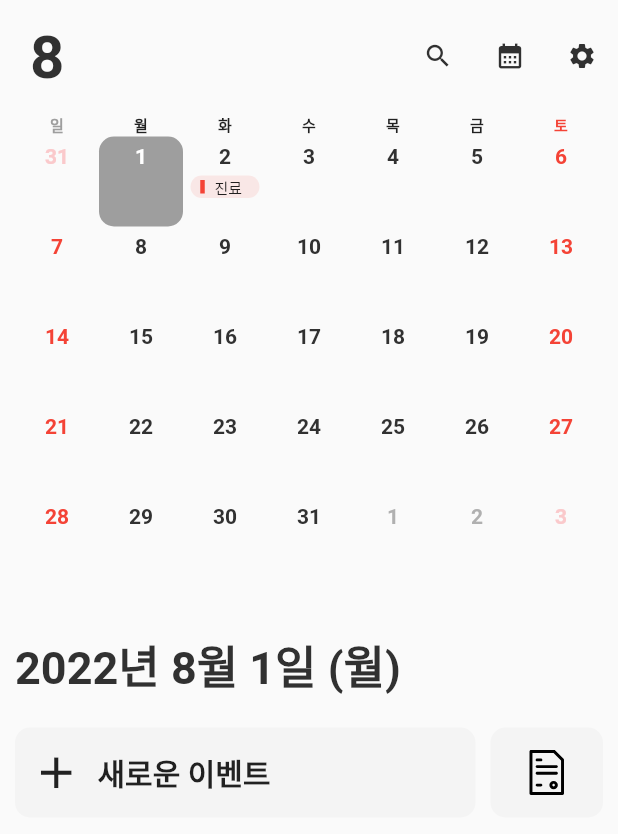
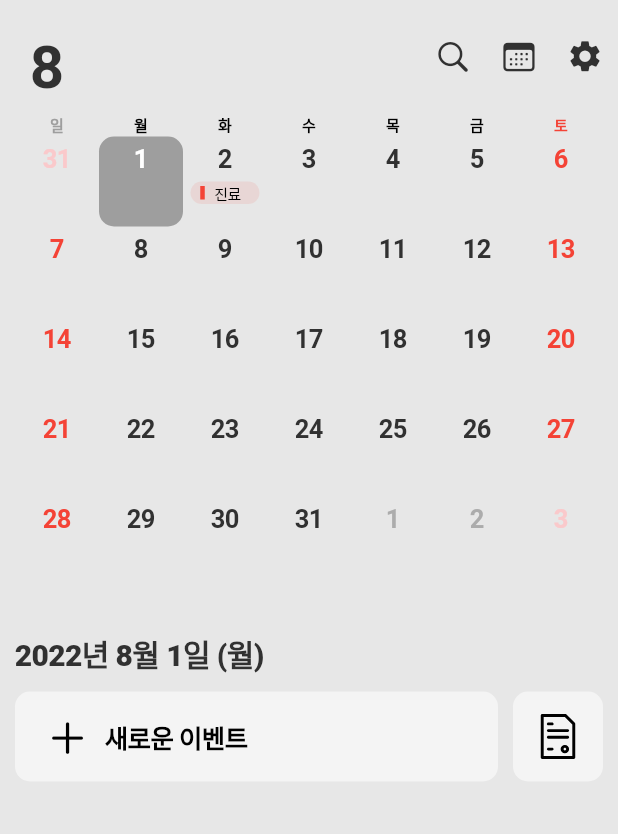
Before and after one commit to UkiDelly/calendar-with-hashtag, a Flutter app: the screen it shows after launch, on a phone screen of 412 x 824 dp. Shown: the top 834 px of the screen. Run offline on Flutter 3.47's test engine with Material 2 defaults, Android fonts, the phone set to English and light mode, and no system bars; drawn by our look-alikes of modal_bottom_sheet, table_calendar; our stand-ins replace flutter_riverpod, flutter_svg.

Commit message:
Implement go back today
구현은 하였지만 원하는대로 작동하지 않았다.

```diff
--- a/lib/main.dart
+++ b/lib/main.dart
@@ -1,4 +1,5 @@
 import 'package:care_square_assignment/view/main_view.dart';
+import 'package:flutter/cupertino.dart';
 import 'package:flutter/material.dart';
 import 'package:flutter_riverpod/flutter_riverpod.dart';
 
@@ -12,12 +13,12 @@ class MyApp extends StatelessWidget {
   // This widget is the root of your application.
   @override
   Widget build(BuildContext context) {
-    return MaterialApp(
+    return const CupertinoApp(
       debugShowCheckedModeBanner: false,
-      theme: ThemeData(
+      theme: CupertinoThemeData(
         brightness: Brightness.light,
       ),
-      home: const MainView(),
+      home: MainView(),
     );
   }
 }
--- a/lib/view/main_view.dart
+++ b/lib/view/main_view.dart
@@ -1,109 +1,55 @@
+import 'package:care_square_assignment/view/widget/appbar/appbar.dart';
 import 'package:care_square_assignment/view/widget/calendar/calendar.dart';
+import 'package:flutter/material.dart';
+import 'package:flutter/services.dart';
 
-import 'package:flutter/material.dart';
-import 'package:flutter_riverpod/flutter_riverpod.dart';
+import 'package:modal_bottom_sheet/modal_bottom_sheet.dart';
 
-import '../provider/dates.dart';
-import 'widget/back_to_now.dart';
 import 'widget/events/event_list.dart';
 
-class MainView extends StatelessWidget {
+class MainView extends StatefulWidget {
   const MainView({Key? key}) : super(key: key);
 
   @override
+  State<MainView> createState() => _MainViewState();
+}
+
+class _MainViewState extends State<MainView> {
+  @override
   Widget build(BuildContext context) {
-    return Scaffold(
-      extendBodyBehindAppBar: true,
-      appBar: AppBar(
+    return CupertinoScaffold(
+      overlayStyle: SystemUiOverlayStyle.dark,
+      transitionBackgroundColor: Colors.white,
       //
-        backgroundColor: Colors.transparent,
-        elevation: 0,
-        toolbarHeight: 75,
+      body: SafeArea(
+        child: Column(
+          children: [
+            // App bar
+            CalendarAppBar(),
 
-        //* month
-        leading: Consumer(
-          builder: (ctx, ref, child) {
-            return Padding(
-              padding: const EdgeInsets.fromLTRB(20, 15, 10, 0),
-              child: Text(
-                ref.watch(currentMonthProvider).toString(),
-                style: const TextStyle(
-                    fontSize: 40,
-                    fontWeight: FontWeight.bold,
-                    color: Color(0xff313131)),
-              ),
-            );
-          },
-        ),
-        leadingWidth: 100,
-
-        //* buttons
-        actions: [
-          //* go back to today if the calendar is not on the current month
-          Consumer(
-            builder: (ctx, ref, child) {
-              return AnimatedContainer(
-                duration: const Duration(milliseconds: 500),
-                child: ref.watch(currentMonthProvider) != DateTime.now().month
-                    ? const Padding(
-                        padding: EdgeInsets.fromLTRB(0, 20, 0, 20),
-                        child: BackToNow(),
-                      )
-                    : null,
-              );
-            },
-          ),
-
-          //* search button
-          IconButton(
-              onPressed: () {},
-              icon: const Icon(
-                Icons.search,
-                color: Color(0xff313131),
-                size: 20,
+            //
+            SingleChildScrollView(
+              child: Column(
+                crossAxisAlignment: CrossAxisAlignment.start,
+                children: [
+                  //* Calendar
+                  Padding(
+                      padding: const EdgeInsets.symmetric(horizontal: 10),
+                      child: CalendarWidget(
+                        key: calendarKey,
                       )),
 
-          //* calendar accounts button
-          IconButton(
-              onPressed: () {},
-              icon: const Icon(
-                Icons.calendar_month,
-                color: Color(0xff313131),
-                size: 20,
-              )),
-
-          //* setting button
-          IconButton(
-            onPressed: () {},
-            icon: const Icon(
-              Icons.settings,
-              color: Color(0xff313131),
-              size: 20,
-            ),
-          )
-        ],
-      ),
-
                   //
-      body: SafeArea(
-        child: SingleChildScrollView(
-          child: Column(
-            crossAxisAlignment: CrossAxisAlignment.start,
-            children: const [
-              //* Calendar
-              Padding(
-                  padding: EdgeInsets.symmetric(horizontal: 10),
-                  child: CalendarWidget()),
-
-              //
-              SizedBox(
+                  const SizedBox(
                     height: 20,
                   ),
 
                   //* Event List
-              EventList()
+                  const EventList()
                 ],
               ),
+            ),
+          ],
         ),
       ),
     );
--- /dev/null
+++ b/lib/view/widget/appbar/appbar.dart
@@ -0,0 +1,92 @@
+import 'package:flutter/cupertino.dart';
+import 'package:flutter/material.dart';
+
+import 'package:flutter_riverpod/flutter_riverpod.dart';
+
+import '../../../provider/dates.dart';
+import '../back_to_now.dart';
+
+class CalendarAppBar extends StatefulWidget {
+
+  CalendarAppBar({Key? key, }) : super(key: key);
+
+  @override
+  State<CalendarAppBar> createState() => _CalendarAppBarState();
+}
+
+class _CalendarAppBarState extends State<CalendarAppBar> {
+  @override
+  Widget build(BuildContext context) {
+    return SizedBox(
+      height: 75,
+      child: Row(
+        children: [
+          //* Month
+          Consumer(
+            builder: (ctx, ref, child) {
+              return Padding(
+                padding: const EdgeInsets.fromLTRB(20, 15, 10, 0),
+                child: Text(
+                  ref.watch(currentMonthProvider).toString(),
+                  style: const TextStyle(
+                      fontSize: 40,
+                      fontWeight: FontWeight.bold,
+                      color: Color(0xff313131)),
+                ),
+              );
+            },
+          ),
+
+          //
+          const Spacer(),
+
+          //* Back to today
+          Consumer(
+            builder: (ctx, ref, child) {
+              return AnimatedContainer(
+                duration: const Duration(milliseconds: 500),
+                child: ref.watch(currentMonthProvider) != DateTime.now().month
+                    ? Padding(
+                        padding: const EdgeInsets.fromLTRB(0, 20, 0, 20),
+                        child: BackToNow(),
+                      )
+                    : null,
+              );
+            },
+          ),
+
+          //* Search button
+          CupertinoButton(
+              padding: const EdgeInsets.all(0),
+              onPressed: () {},
+              child: const Icon(
+                CupertinoIcons.search,
+                color: Color(0xff313131),
+                size: 25,
+              )),
+
+          //* calendar accounts button
+          CupertinoButton(
+              padding: const EdgeInsets.all(0),
+              onPressed: () {},
+              child: const Icon(
+                CupertinoIcons.calendar,
+                color: Color(0xff313131),
+                size: 25,
+              )),
+
+          //* setting button
+          CupertinoButton(
+            padding: const EdgeInsets.all(0),
+            onPressed: () {},
+            child: const Icon(
+              Icons.settings,
+              color: Color(0xff313131),
+              size: 25,
+            ),
+          )
+        ],
+      ),
+    );
+  }
+}
--- a/lib/view/widget/back_to_now.dart
+++ b/lib/view/widget/back_to_now.dart
@@ -1,3 +1,4 @@
+import 'package:flutter/cupertino.dart';
 import 'package:flutter/material.dart';
 import 'package:flutter_riverpod/flutter_riverpod.dart';
 import 'package:flutter_svg/svg.dart';
@@ -5,8 +6,11 @@ import 'dart:math' as math;
 
 import '../../provider/dates.dart';
 
+// ignore: must_be_immutable
 class BackToNow extends StatefulWidget {
-  const BackToNow({Key? key}) : super(key: key);
+  const BackToNow({
+    Key? key,
+  }) : super(key: key);
 
   @override
   State<BackToNow> createState() => _BackToNowState();
@@ -32,7 +36,6 @@ class _BackToNowState extends State<BackToNow> with TickerProviderStateMixin {
   @override
   void dispose() {
     _animationController.dispose();
-
     super.dispose();
   }
 
@@ -42,13 +45,22 @@ class _BackToNowState extends State<BackToNow> with TickerProviderStateMixin {
         opacity: _opacityController.value,
         curve: Curves.ease,
         duration: const Duration(seconds: 1),
+        child: Consumer(
+          builder: ((context, ref, child) => CupertinoButton(
+                padding: const EdgeInsets.all(0),
+                onPressed: () {
+                  // go back to today
+                  ref
+                      .watch(selectedDateProvider.notifier)
+                      .update((state) => DateTime.now());
+                },
                 child: Container(
-        height: 15,
+                  height: 25,
+                  padding: const EdgeInsets.only(right: 10),
                   decoration: BoxDecoration(
-            border: Border.all(color: const Color(0xff313131), width: 3),
+                      border:
+                          Border.all(color: const Color(0xff313131), width: 3),
                       borderRadius: BorderRadius.circular(25)),
-        child: Padding(
-          padding: const EdgeInsets.all(5),
                   child: Row(
                     mainAxisAlignment: MainAxisAlignment.center,
                     children: [
@@ -64,7 +76,8 @@ class _BackToNowState extends State<BackToNow> with TickerProviderStateMixin {
                               return Transform(
                                   alignment: Alignment.center,
                                   transform: Matrix4.rotationY(math.pi),
-                          child: SvgPicture.asset('assets/icon/undo.svg'));
+                                  child:
+                                      SvgPicture.asset('assets/icon/undo.svg'));
                             }
                             return const SizedBox();
                           },
@@ -82,7 +95,7 @@ class _BackToNowState extends State<BackToNow> with TickerProviderStateMixin {
                     ],
                   ),
                 ),
-      ),
-    );
+              )),
+        ));
   }
 }
--- a/lib/view/widget/calendar/calendar.dart
+++ b/lib/view/widget/calendar/calendar.dart
@@ -13,25 +13,35 @@ import 'cells/selected.dart';
 import 'cells/today.dart';
 import 'cells/weekday.dart';
 
+final calendarKey = GlobalKey<State>();
+
 class CalendarWidget extends ConsumerStatefulWidget {
-  const CalendarWidget({Key? key}) : super(key: key);
+  const CalendarWidget({
+    Key? key,
+  }) : super(key: key);
 
   @override
   ConsumerState<CalendarWidget> createState() => _CalendarWidgetState();
 }
 
 class _CalendarWidgetState extends ConsumerState<CalendarWidget> {
-  late DateTime _focusedDay;
   late DateTime _firstDay;
   late DateTime _lastDay;
   DateTime? _selectedDate;
+  late DateTime _focusedDay;
 
   @override
   void initState() {
     super.initState();
-    _focusedDay = DateTime.now();
+    _focusedDay = ref.watch(selectedDateProvider);
     _firstDay = DateTime.utc(2010);
     _lastDay = DateTime.utc(2030);
+  }
+
+  @override
+  void didChangeDependencies() {
+    super.didChangeDependencies();
+    _focusedDay = ref.watch(selectedDateProvider);
   }
 
   @override
@@ -88,9 +98,6 @@ class _CalendarWidgetState extends ConsumerState<CalendarWidget> {
 
             //
             setState(() {
-              // change the focuse
-              _focusedDay = focusedDay;
-
               // if the month is current month
               if (focusedDay.month == DateTime.now().month) {
                 // change the selected day to today to today
@@ -107,6 +114,7 @@ class _CalendarWidgetState extends ConsumerState<CalendarWidget> {
 
           // calendar builder
           calendarBuilders: CalendarBuilders(
+
               // weekday name builder
               dowBuilder: (context, day) {
                 switch (day.weekday) {
--- /dev/null
+++ b/lib/view/widget/events/add_new_event.dart
@@ -0,0 +1,89 @@
+import 'package:flutter/cupertino.dart';
+import 'package:flutter/material.dart';
+import 'package:flutter_svg/svg.dart';
+import 'package:modal_bottom_sheet/modal_bottom_sheet.dart';
+
+class AddNewEvent extends StatelessWidget {
+  const AddNewEvent({
+    Key? key,
+  }) : super(key: key);
+
+  @override
+  Widget build(BuildContext context) {
+    return SizedBox(
+      child: Row(
+        children: [
+          //* Add new Event
+          Expanded(
+              child: Container(
+            margin: const EdgeInsets.fromLTRB(10, 10, 5, 10),
+            width: 75,
+            height: 60,
+            decoration: BoxDecoration(
+                color: const Color(0xfff4f4f4),
+                borderRadius: BorderRadius.circular(10)),
+            child: CupertinoButton(
+              // when tap
+              onPressed: () => showCupertinoModalBottomSheet(
+                  context: context, builder: (context) => Container()),
+
+              // decoration
+              // borderRadius: BorderRadius.circular(10),
+              // highlightColor: Colors.white.withOpacity(0.5),
+              // hoverColor: Colors.white.withOpacity(0.5),
+              // splashColor: Colors.white.withOpacity(0.5),
+              // overlayColor:
+              //     MaterialStateProperty.all(Colors.white.withOpacity(0.5)),
+              //TODO: make the color white with opacity 50% when it pressed.
+
+              //
+              child: Row(
+                crossAxisAlignment: CrossAxisAlignment.center,
+                children: const [
+                  //
+
+                  // + icon
+
+                  Icon(
+                    CupertinoIcons.add,
+                    color: Colors.black,
+                    size: 30,
+                  ),
+
+                  //
+                  SizedBox(
+                    width: 10,
+                  ),
+
+                  // text
+                  Text(
+                    "새로운 이벤트",
+                    style: TextStyle(
+                        fontSize: 17,
+                        fontWeight: FontWeight.w600,
+                        color: Colors.black),
+                  )
+                ],
+              ),
+            ),
+          )),
+
+          //* Template
+          Container(
+            width: 60,
+            height: 60,
+            margin: const EdgeInsets.fromLTRB(5, 10, 10, 10),
+            padding: const EdgeInsets.all(15),
+            decoration: BoxDecoration(
+                color: const Color(0xfff4f4f4),
+                borderRadius: BorderRadius.circular(10)),
+            child: SvgPicture.asset(
+              'assets/icon/document.svg',
+              height: 10,
+            ),
+          )
+        ],
+      ),
+    );
+  }
+}
--- a/lib/view/widget/events/event_list.dart
+++ b/lib/view/widget/events/event_list.dart
@@ -1,8 +1,8 @@
 import 'package:flutter/material.dart';
 import 'package:flutter_riverpod/flutter_riverpod.dart';
-import 'package:flutter_svg/svg.dart';
 
 import '../../../provider/dates.dart';
+import 'add_new_event.dart';
 
 class EventList extends StatefulWidget {
   const EventList({Key? key}) : super(key: key);
@@ -46,88 +46,19 @@ class _EventListState extends State<EventList> {
             builder: (context, ref, child) {
               final selectedDate = ref.watch(selectedDateProvider);
               return Padding(
-                  padding: const EdgeInsets.fromLTRB(10, 10, 0, 10),
+                  padding: const EdgeInsets.fromLTRB(10, 10, 0, 0),
                   child: Text(
                       "${selectedDate.year}년 ${selectedDate.month}월 ${selectedDate.day}일 (${weekDayToName(selectedDate)})",
                       style: const TextStyle(
                           color: Color(0xff313131),
-                          fontWeight: FontWeight.bold,
-                          fontSize: 30)));
+                          fontWeight: FontWeight.w900,
+                          fontSize: 20)));
             }),
 
         //* Event List
 
         //* Add new Event with Template
-        SizedBox(
-          child: Row(
-            children: [
-              //* Add new Event
-              Expanded(
-                  child: Container(
-                margin: const EdgeInsets.fromLTRB(10, 10, 5, 10),
-                width: 75,
-                height: 60,
-                decoration: BoxDecoration(
-                    color: const Color(0xfff4f4f4),
-                    borderRadius: BorderRadius.circular(10)),
-                child: InkWell(
-                  // when tap
-                  onTap: () {},
-
-                  // decoration
-                  borderRadius: BorderRadius.circular(10),
-                  highlightColor: Colors.white.withOpacity(0.5),
-                  hoverColor: Colors.white.withOpacity(0.5),
-                  splashColor: Colors.white.withOpacity(0.5),
-                  overlayColor:
-                      MaterialStateProperty.all(Colors.white.withOpacity(0.5)),
-                  //TODO: make the color white with opacity 50% when it pressed.
-
-                  //
-                  child: Row(
-                    children: const [
-                      //
-                      SizedBox(width: 10),
-
-                      // + icon
-                      Icon(
-                        Icons.add,
-                        size: 35,
-                      ),
-
-                      //
-                      SizedBox(
-                        width: 10,
-                      ),
-
-                      // text
-                      Text(
-                        "새로운 이벤트",
-                        style: TextStyle(
-                            fontSize: 20, fontWeight: FontWeight.w600),
-                      )
-                    ],
-                  ),
-                ),
-              )),
-
-              //* Template
-              Container(
-                width: 75,
-                height: 60,
-                margin: const EdgeInsets.fromLTRB(5, 10, 10, 10),
-                padding: const EdgeInsets.all(15),
-                decoration: BoxDecoration(
-                    color: const Color(0xfff4f4f4),
-                    borderRadius: BorderRadius.circular(10)),
-                child: SvgPicture.asset(
-                  'assets/icon/document.svg',
-                  height: 10,
-                ),
-              )
-            ],
-          ),
-        )
+        const AddNewEvent()
       ],
     );
   }
--- a/pubspec.yaml
+++ b/pubspec.yaml
@@ -32,6 +32,7 @@ dependencies:
   table_calendar: ^3.0.6
   flutter_riverpod: ^1.0.4
   flutter_svg: ^1.1.1+1
+  modal_bottom_sheet: ^2.1.0
 
 
   # The following adds the Cupertino Icons font to your application.
```
Also changed, not shown: lib/data/key.dart (added), pubspec.lock. Lines whose indentation alone changed are shown as unchanged.
